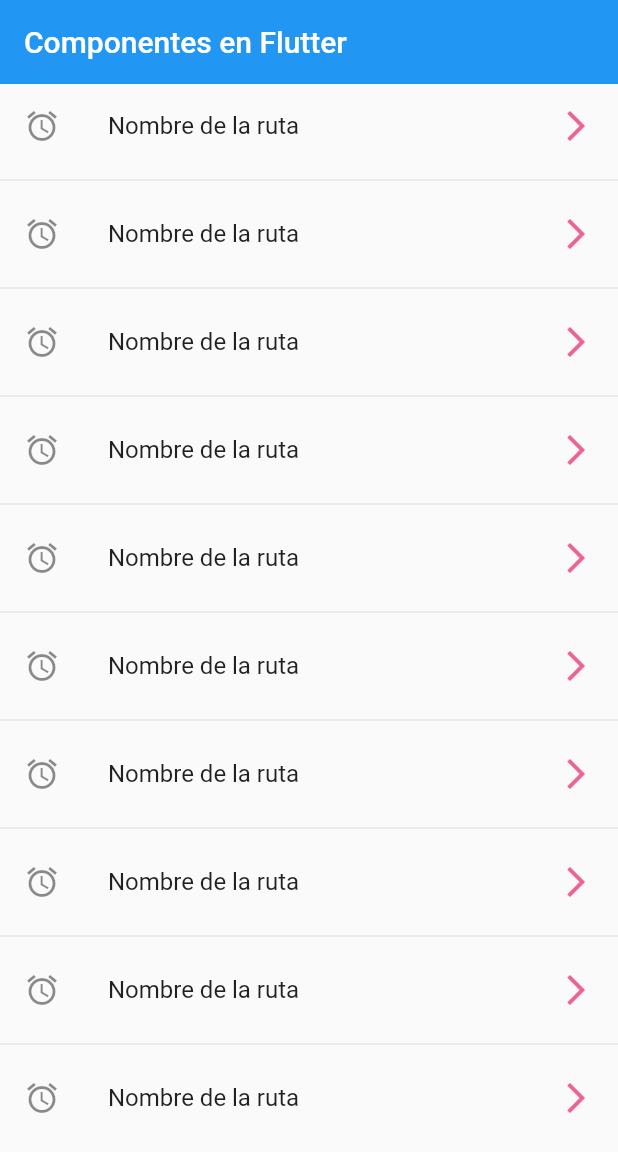
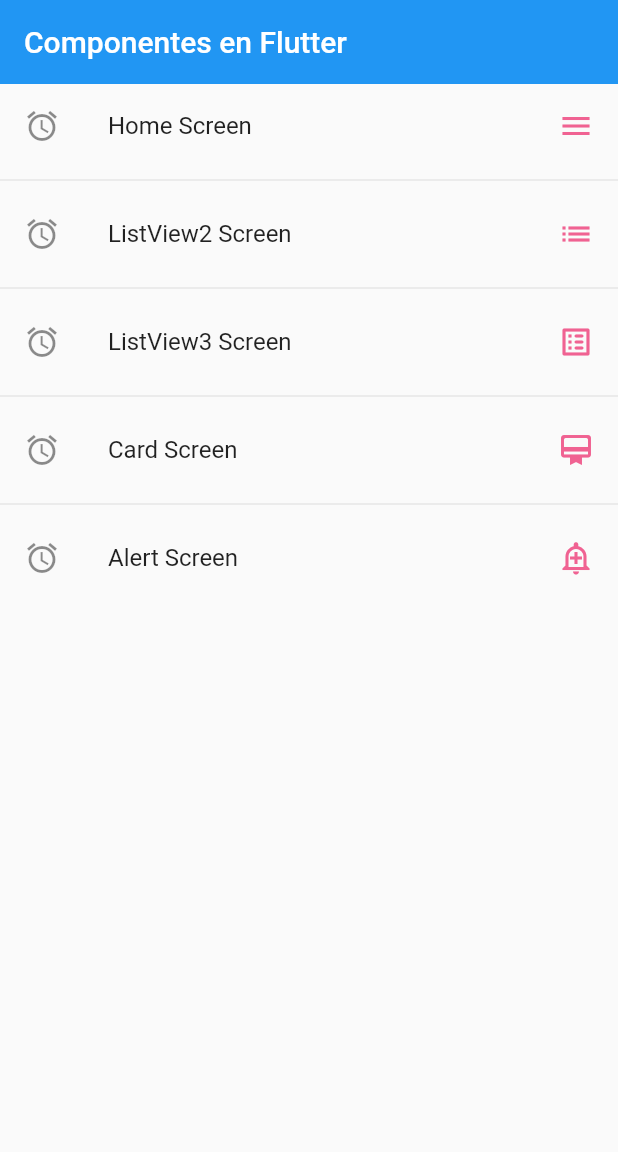
Before and after one commit to roxanaguerra/desings_components_flutter, a Flutter app: the screen it shows after launch, on a phone screen of 412 x 824 dp. Shown: the top 1152 px of the screen. Run offline on Flutter 3.47's test engine with Material 2 defaults, Android fonts, the phone set to English and light mode, and no system bars.

Commit message:
Crear método con las rutas de mi aplicación - 73

```diff
--- a/lib/main.dart
+++ b/lib/main.dart
@@ -14,6 +14,8 @@
       debugShowCheckedModeBanner: false,
       // home: HomeScreen(),
       initialRoute: AppRoutes.initialRoute, // initialRoute: 'home',
+      // **************************
+      // ************ ROUTES **************
       // ********* 1 **************
       // routes: {
       //   'home': (BuildContext context) => HomeScreen(),
@@ -22,10 +24,14 @@
       //   'alert': (BuildContext context) => AlertScreen(),
       //   'card': (BuildContext context) => CardScreen(),
       // },
-      routes: AppRoutes.routes,
+      // ********* 2 **************
+      // routes: AppRoutes.routes,
+      // ********* 3 **************
+      routes: AppRoutes.getAppRoutes(),
+
       // **************************
-
-      // ********* 2 **************
+      // *********  onGenerateRoute **************
+      // ********* 1 **************
       // EN EL CASO QUE INGRESAMOS A UNA RUTA  QNO EXISTE
       // onGenerateRoute: (settings) {
       //   print(settings); // RouteSettings("card2", null)
@@ -33,8 +39,9 @@
       //     builder: (context) => AlertScreen(),
       //   );
       // },
+      // ********* 2 **************
       // onGenerateRoute: (settings) => AppRoutes.onGenerateRoute(settings),
-
+      // ********* 3 **************
       onGenerateRoute: AppRoutes.onGenerateRoute,
       // **************************
     );
--- a/lib/router/app_routes.dart
+++ b/lib/router/app_routes.dart
@@ -33,13 +33,25 @@
         screen: const AlertScreen()),
   ];
 
-  static Map<String, Widget Function(BuildContext)> routes = {
-    'home': (BuildContext context) => HomeScreen(),
-    'listview1': (BuildContext context) => ListView1Screen(),
-    'listview2': (BuildContext context) => ListView2Screen(),
-    'alert': (BuildContext context) => AlertScreen(),
-    'card': (BuildContext context) => CardScreen(),
-  };
+  // ******************************
+  // ************ 1 ****************
+  // static Map<String, Widget Function(BuildContext)> routes = {
+  //   'home': (BuildContext context) => HomeScreen(),
+  //   'listview1': (BuildContext context) => ListView1Screen(),
+  //   'listview2': (BuildContext context) => ListView2Screen(),
+  //   'alert': (BuildContext context) => AlertScreen(),
+  //   'card': (BuildContext context) => CardScreen(),
+  // };
+
+  // ******************************
+  // ************ 2 ****************
+  static Map<String, Widget Function(BuildContext)> getAppRoutes() {
+    Map<String, Widget Function(BuildContext)> appRoutes = {};
+    for (final option in menuOptions) {
+      appRoutes.addAll({option.route: (BuildContext context) => option.screen});
+    }
+    return appRoutes;
+  }
 
   static Route<dynamic> onGenerateRoute(RouteSettings settings) {
     // print(settings);
--- a/lib/screens/home_screen.dart
+++ b/lib/screens/home_screen.dart
@@ -1,3 +1,4 @@
+import 'package:desings_components/router/app_routes.dart';
 import 'package:desings_components/screens/screens.dart';
 import 'package:flutter/material.dart';
 
@@ -6,17 +7,18 @@
 
   @override
   Widget build(BuildContext context) {
+    final menuOptions = AppRoutes.menuOptions;
     return Scaffold(
       appBar: AppBar(
         title: Text('Componentes en Flutter'),
         elevation: 0,
       ),
       body: ListView.separated(
-        itemCount: 10,
+        // itemCount: 10,
+        itemCount: menuOptions.length,
         itemBuilder: (context, i) => ListTile(
-          leading: Icon(Icons.access_alarm_outlined),
-          trailing:
-              Icon(Icons.arrow_forward_ios_outlined, color: Colors.pink[300]),
+          leading: const Icon(Icons.access_alarm_outlined),
+          trailing: Icon(menuOptions[i].icon, color: Colors.pink[300]),
           onTap: () {
             // ******** 1 ************
             // final route = MaterialPageRoute(
@@ -29,9 +31,12 @@
             // Navigator.pushReplacement(context, route);
 
             // ******** 3 ************
-            Navigator.pushNamed(context, 'card2');
+            // Navigator.pushNamed(context, 'card2');
+
+            // ******** 4 ************
+            Navigator.pushNamed(context, menuOptions[i].route);
           },
-          title: Text("Nombre de la ruta"),
+          title: Text(menuOptions[i].name),
         ),
         separatorBuilder: (_, __) => Divider(),
       ),
```
